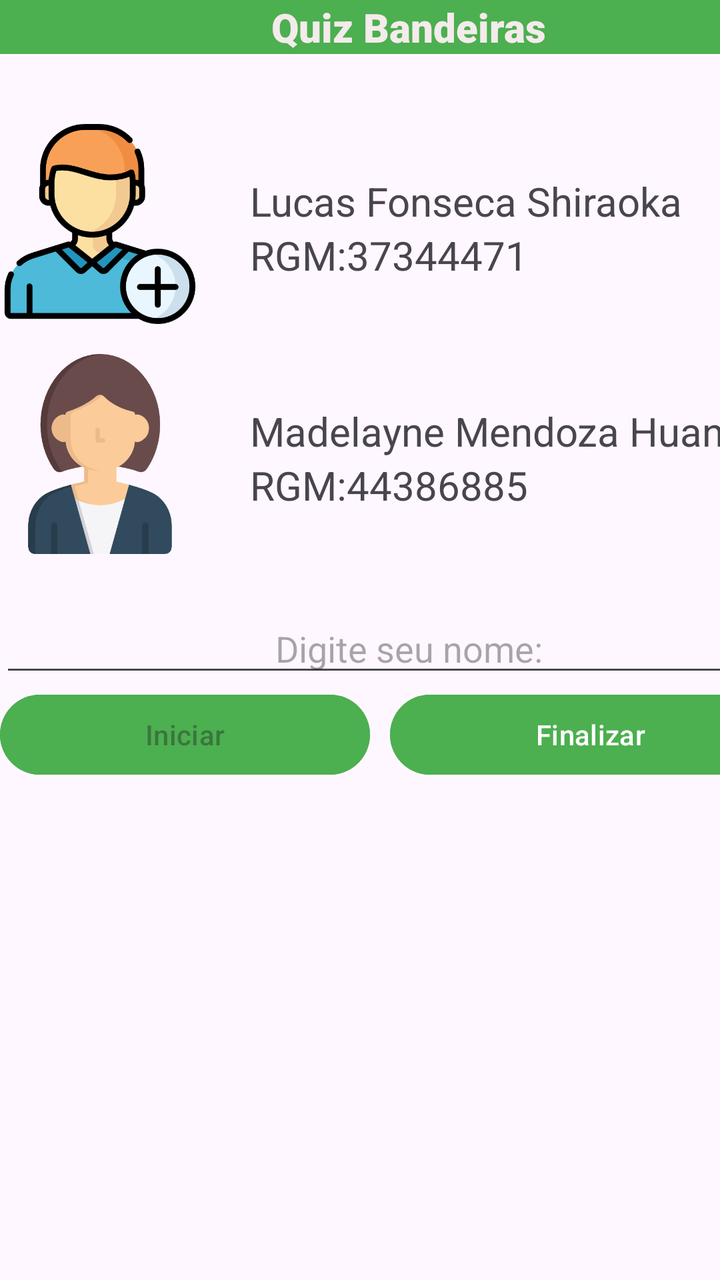
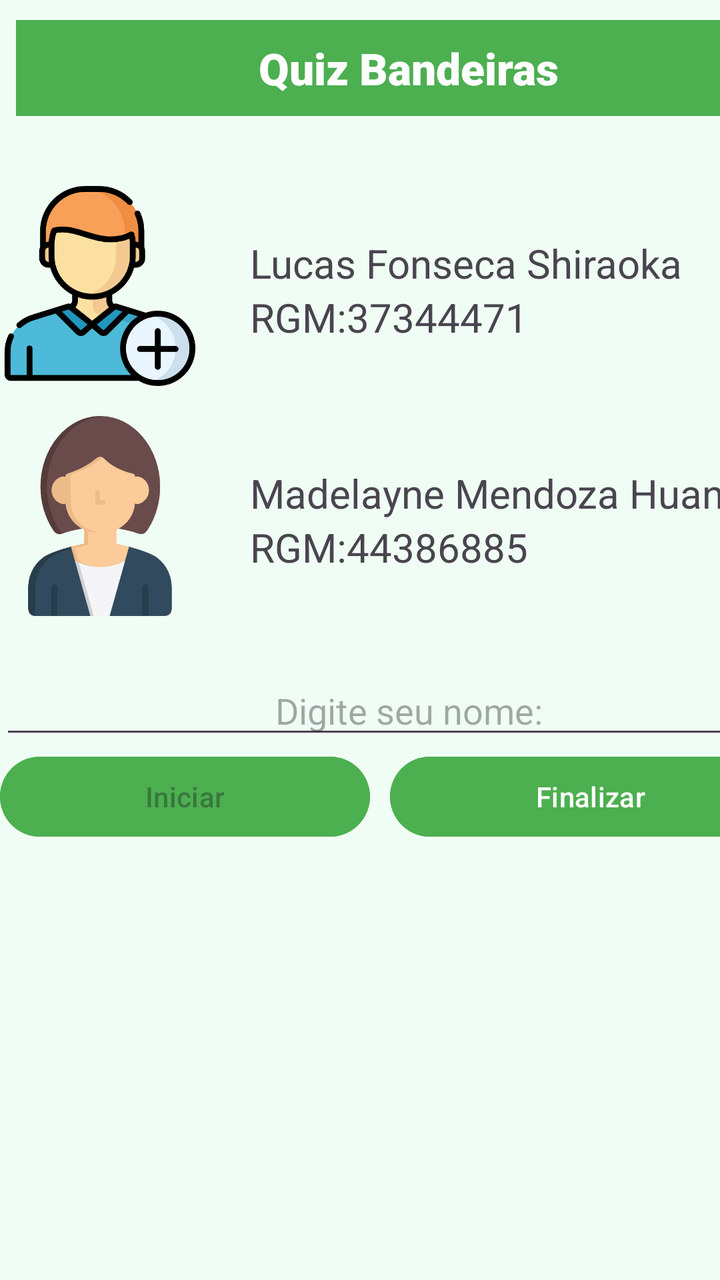

The first picture is an Android layout as it rendered before a commit; the second is the same layout after the commit. The layout source and the unified diff follow.
<!-- AndroidManifest.xml: application theme Theme.QuizBandeiras -->
<!-- res/layout/activity_main.xml -->
<?xml version="1.0" encoding="utf-8"?>
<androidx.constraintlayout.widget.ConstraintLayout xmlns:android="http://schemas.android.com/apk/res/android"
    xmlns:app="http://schemas.android.com/apk/res-auto"
    xmlns:tools="http://schemas.android.com/tools"
    android:id="@+id/main"
    android:layout_width="match_parent"
    android:layout_height="match_parent"
    tools:context=".MainActivity">

    <LinearLayout
        android:orientation="vertical"
        android:layout_width="409dp"
        android:layout_height="729dp">
        <TextView
            android:textSize="20sp"
            android:textColor="#f4ebeb"
            android:gravity="center"
            android:id="@+id/textView3"
            android:background="#4caf50"
            android:layout_width="match_parent"
            android:layout_height="wrap_content"
            android:text="Quiz Bandeiras"
            android:width="250dp"
            android:fontFamily="sans-serif-black"
            android:backgroundTint="#4caf50"/>
        <LinearLayout
            android:gravity="center"
            android:orientation="horizontal"
            android:layout_width="match_parent"
            android:layout_height="wrap_content"
            android:layout_marginTop="35dp">

            <ImageView
                android:id="@+id/imgLucas"
                android:layout_width="100dp"
                android:layout_height="100dp"
                android:layout_gravity="left"
                app:srcCompat="@drawable/adicionar_usuario" />
            <LinearLayout
                android:orientation="vertical"
                android:layout_width="204dp"
                android:layout_height="match_parent"
                android:layout_weight="1">
                <TextView
                    android:textSize="20sp"
                    android:gravity="left"
                    android:id="@+id/txtNome1"
                    android:layout_width="match_parent"
                    android:layout_height="wrap_content"
                    android:layout_marginTop="25dp"
                    android:text="Lucas Fonseca Shiraoka "
                    android:layout_marginStart="25dp"/>
                <TextView
                    android:textSize="20sp"
                    android:gravity="left"
                    android:id="@+id/txtRGM1"
                    android:layout_width="match_parent"
                    android:layout_height="wrap_content"
                    android:text="RGM:37344471"
                    android:layout_marginStart="25dp"/>
            </LinearLayout>
        </LinearLayout>
        <LinearLayout
            android:gravity="center"
            android:orientation="horizontal"
            android:layout_width="match_parent"
            android:layout_height="wrap_content"
            android:layout_marginTop="15dp">
            <ImageView
                android:id="@+id/imgMadelayne"
                android:layout_width="100dp"
                android:layout_height="100dp"
                app:srcCompat="@drawable/mulher"/>
            <LinearLayout
                android:orientation="vertical"
                android:layout_width="match_parent"
                android:layout_height="match_parent"
                android:layout_weight="1">
                <TextView
                    android:textSize="20sp"
                    android:gravity="left"
                    android:id="@+id/txtNome2"
                    android:layout_width="match_parent"
                    android:layout_height="wrap_content"
                    android:layout_marginTop="25dp"
                    android:text="Madelayne Mendoza Huanca "
                    android:layout_marginStart="25dp"/>
                <TextView
                    android:textSize="20sp"
                    android:gravity="left"
                    android:id="@+id/txtRGM2"
                    android:layout_width="match_parent"
                    android:layout_height="wrap_content"
                    android:text="RGM:44386885"
                    android:layout_marginStart="25dp"/>
            </LinearLayout>
        </LinearLayout>
        <LinearLayout
            android:orientation="vertical"
            android:layout_width="match_parent"
            android:layout_height="match_parent">
            <EditText
                android:gravity="center"
                android:id="@+id/edtNome"
                android:layout_width="match_parent"
                android:layout_height="wrap_content"
                android:layout_marginTop="25dp"
                android:hint="Digite seu nome:"
                android:ems="10"
                android:inputType="text"/>
            <LinearLayout
                android:gravity="bottom"
                android:orientation="horizontal"
                android:layout_width="match_parent"
                android:layout_height="wrap_content">
                <Button
                    android:enabled="false"
                    android:textColorLink="#4caf50"
                    android:id="@+id/btnIniciar"
                    android:layout_width="185dp"
                    android:layout_height="wrap_content"
                    android:text="Iniciar"
                    android:backgroundTint="#4caf50"/>
                <Button
                    android:id="@+id/btnFinalizar"
                    android:layout_width="200dp"
                    android:layout_height="wrap_content"
                    android:text="Finalizar"
                    android:layout_marginStart="10dp"
                    android:backgroundTint="#4caf50"/>
            </LinearLayout>
        </LinearLayout>
    </LinearLayout>

</androidx.constraintlayout.widget.ConstraintLayout>
<!-- resources referenced by this layout -->
<resources>
  <!-- drawable adicionar_usuario: png bitmap (drawable, 32910 bytes) -->
  <!-- drawable mulher: png bitmap (drawable, 19527 bytes) -->
  <style name="Theme.QuizBandeiras" parent="Base.Theme.QuizBandeiras" />
  <style name="Base.Theme.QuizBandeiras" parent="Theme.Material3.DayNight.NoActionBar">
          
          
      </style>
</resources>

<!-- the commit's change to res/layout/activity_main.xml (unified diff, before → after) -->
@@ -5,30 +5,34 @@
     android:id="@+id/main"
     android:layout_width="match_parent"
     android:layout_height="match_parent"
+    android:background="#F0FDF4"
     tools:context=".MainActivity">
 
     <LinearLayout
-        android:orientation="vertical"
         android:layout_width="409dp"
-        android:layout_height="729dp">
+        android:layout_height="729dp"
+        android:orientation="vertical">
+
         <TextView
-            android:textSize="20sp"
-            android:textColor="#f4ebeb"
+            android:id="@+id/txtTituloHeader"
+            android:layout_width="match_parent"
+            android:layout_height="48dp"
+            android:layout_marginTop="10dp"
+            android:layout_marginStart="8dp"
+            android:layout_marginEnd="8dp"
+            android:background="#4CAF50"
+            android:fontFamily="sans-serif-black"
             android:gravity="center"
-            android:id="@+id/textView3"
-            android:background="#4caf50"
+            android:text="Quiz Bandeiras"
+            android:textColor="#FFFFFF"
+            android:textSize="22sp" />
+
+        <LinearLayout
             android:layout_width="match_parent"
             android:layout_height="wrap_content"
-            android:text="Quiz Bandeiras"
-            android:width="250dp"
-            android:fontFamily="sans-serif-black"
-            android:backgroundTint="#4caf50"/>
-        <LinearLayout
+            android:layout_marginTop="35dp"
             android:gravity="center"
-            android:orientation="horizontal"
-            android:layout_width="match_parent"
-            android:layout_height="wrap_content"
-            android:layout_marginTop="35dp">
+            android:orientation="horizontal">
 
             <ImageView
                 android:id="@+id/imgLucas"
@@ -36,98 +40,111 @@
                 android:layout_height="100dp"
                 android:layout_gravity="left"
                 app:srcCompat="@drawable/adicionar_usuario" />
+
             <LinearLayout
-                android:orientation="vertical"
                 android:layout_width="204dp"
                 android:layout_height="match_parent"
-                android:layout_weight="1">
+                android:layout_weight="1"
+                android:orientation="vertical">
+
                 <TextView
-                    android:textSize="20sp"
-                    android:gravity="left"
                     android:id="@+id/txtNome1"
                     android:layout_width="match_parent"
                     android:layout_height="wrap_content"
+                    android:layout_marginStart="25dp"
                     android:layout_marginTop="25dp"
+                    android:gravity="left"
                     android:text="Lucas Fonseca Shiraoka "
-                    android:layout_marginStart="25dp"/>
+                    android:textSize="20sp" />
+
                 <TextView
-                    android:textSize="20sp"
-                    android:gravity="left"
                     android:id="@+id/txtRGM1"
                     android:layout_width="match_parent"
                     android:layout_height="wrap_content"
+                    android:layout_marginStart="25dp"
+                    android:gravity="left"
                     android:text="RGM:37344471"
-                    android:layout_marginStart="25dp"/>
+                    android:textSize="20sp" />
             </LinearLayout>
         </LinearLayout>
+
         <LinearLayout
-            android:gravity="center"
-            android:orientation="horizontal"
             android:layout_width="match_parent"
             android:layout_height="wrap_content"
-            android:layout_marginTop="15dp">
+            android:layout_marginTop="15dp"
+            android:gravity="center"
+            android:orientation="horizontal">
+
             <ImageView
                 android:id="@+id/imgMadelayne"
                 android:layout_width="100dp"
                 android:layout_height="100dp"
-                app:srcCompat="@drawable/mulher"/>
+                app:srcCompat="@drawable/mulher" />
+
             <LinearLayout
-                android:orientation="vertical"
                 android:layout_width="match_parent"
                 android:layout_height="match_parent"
-                android:layout_weight="1">
+                android:layout_weight="1"
+                android:orientation="vertical">
+
                 <TextView
-                    android:textSize="20sp"
-                    android:gravity="left"
                     android:id="@+id/txtNome2"
                     android:layout_width="match_parent"
                     android:layout_height="wrap_content"
+                    android:layout_marginStart="25dp"
                     android:layout_marginTop="25dp"
+                    android:gravity="left"
                     android:text="Madelayne Mendoza Huanca "
-                    android:layout_marginStart="25dp"/>
+                    android:textSize="20sp" />
+
                 <TextView
-                    android:textSize="20sp"
-                    android:gravity="left"
                     android:id="@+id/txtRGM2"
                     android:layout_width="match_parent"
                     android:layout_height="wrap_content"
+                    android:layout_marginStart="25dp"
+                    android:gravity="left"
                     android:text="RGM:44386885"
-                    android:layout_marginStart="25dp"/>
+                    android:textSize="20sp" />
             </LinearLayout>
         </LinearLayout>
+
         <LinearLayout
-            android:orientation="vertical"
             android:layout_width="match_parent"
-            android:layout_height="match_parent">
+            android:layout_height="match_parent"
+            android:orientation="vertical">
+
             <EditText
-                android:gravity="center"
                 android:id="@+id/edtNome"
                 android:layout_width="match_parent"
                 android:layout_height="wrap_content"
                 android:layout_marginTop="25dp"
+                android:ems="10"
+                android:gravity="center"
                 android:hint="Digite seu nome:"
-                android:ems="10"
-                android:inputType="text"/>
+                android:inputType="text" />
+
             <LinearLayout
+                android:layout_width="match_parent"
+                android:layout_height="wrap_content"
                 android:gravity="bottom"
-                android:orientation="horizontal"
-                android:layout_width="match_parent"
-                android:layout_height="wrap_content">
+                android:orientation="horizontal">
+
                 <Button
-                    android:enabled="false"
-                    android:textColorLink="#4caf50"
                     android:id="@+id/btnIniciar"
                     android:layout_width="185dp"
                     android:layout_height="wrap_content"
+                    android:backgroundTint="#4caf50"
+                    android:enabled="false"
                     android:text="Iniciar"
-                    android:backgroundTint="#4caf50"/>
+                    android:textColorLink="#4caf50" />
+
                 <Button
                     android:id="@+id/btnFinalizar"
                     android:layout_width="200dp"
                     android:layout_height="wrap_content"
-                    android:text="Finalizar"
                     android:layout_marginStart="10dp"
-                    android:backgroundTint="#4caf50"/>
+                    android:backgroundTint="#4caf50"
+                    android:text="Finalizar" />
             </LinearLayout>
         </LinearLayout>
     </LinearLayout>
